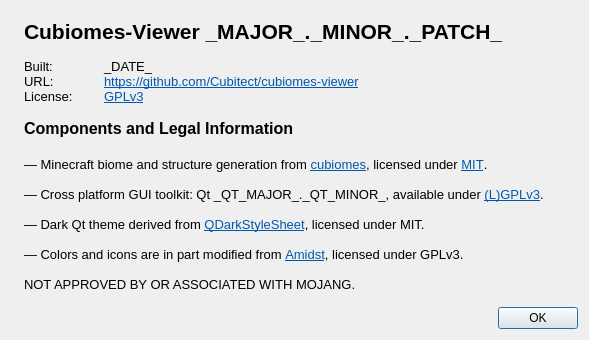
This is src/aboutdialog.ui in Cubitect/cubiomes-viewer as Qt 5 draws it before an edit. The edited form follows.
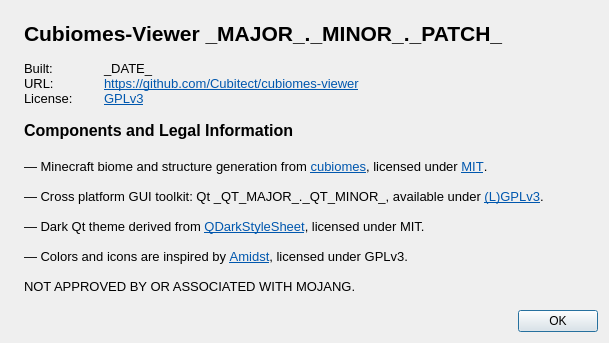
This is the edited form. Icons and pictures are not drawn.

Commit message: Fixes, tweaks and new colors * added version dependent biome names * added option for custom biome color overrides * tweaked biome colors for a slightly better contrast in 1.18 * fixed oceans getting ignored by biome filter for 1.18 * fixed 48-bit search for structures (hopefully better this time)

Patch:
```diff
--- a/src/aboutdialog.ui
+++ b/src/aboutdialog.ui
@@ -6,8 +6,8 @@
    <rect>
     <x>0</x>
     <y>0</y>
-    <width>589</width>
-    <height>340</height>
+    <width>609</width>
+    <height>343</height>
    </rect>
   </property>
   <property name="windowTitle">
@@ -43,24 +43,24 @@
       <string>&lt;!DOCTYPE HTML PUBLIC &quot;-//W3C//DTD HTML 4.0//EN&quot; &quot;http://www.w3.org/TR/REC-html40/strict.dtd&quot;&gt;
 &lt;html&gt;&lt;head&gt;&lt;meta name=&quot;qrichtext&quot; content=&quot;1&quot; /&gt;&lt;style type=&quot;text/css&quot;&gt;
 p, li { white-space: pre-wrap; }
-&lt;/style&gt;&lt;/head&gt;&lt;body style=&quot; font-family:'Sans Serif'; font-size:10pt; font-weight:400; font-style:normal;&quot;&gt;
-&lt;p style=&quot; margin-top:0px; margin-bottom:0px; margin-left:0px; margin-right:0px; -qt-block-indent:0; text-indent:0px;&quot;&gt;&lt;span style=&quot; font-family:'Sans'; font-size:16pt; font-weight:600;&quot;&gt;Cubiomes-Viewer _MAJOR_._MINOR_._PATCH_&lt;/span&gt;&lt;/p&gt;
-&lt;p style=&quot;-qt-paragraph-type:empty; margin-top:0px; margin-bottom:0px; margin-left:0px; margin-right:0px; -qt-block-indent:0; text-indent:0px; font-family:'Sans';&quot;&gt;&lt;br /&gt;&lt;/p&gt;
-&lt;p style=&quot; margin-top:0px; margin-bottom:0px; margin-left:0px; margin-right:0px; -qt-block-indent:0; text-indent:0px;&quot;&gt;&lt;span style=&quot; font-family:'Sans';&quot;&gt;Built:	_DATE_&lt;/span&gt;&lt;/p&gt;
-&lt;p style=&quot; margin-top:0px; margin-bottom:0px; margin-left:0px; margin-right:0px; -qt-block-indent:0; text-indent:0px;&quot;&gt;&lt;span style=&quot; font-family:'Sans';&quot;&gt;URL:	&lt;/span&gt;&lt;a href=&quot;https://github.com/Cubitect/cubiomes-viewer&quot;&gt;&lt;span style=&quot; text-decoration: underline; color:#0057ae;&quot;&gt;https://github.com/Cubitect/cubiomes-viewer&lt;/span&gt;&lt;/a&gt;&lt;/p&gt;
-&lt;p style=&quot; margin-top:0px; margin-bottom:0px; margin-left:0px; margin-right:0px; -qt-block-indent:0; text-indent:0px;&quot;&gt;&lt;span style=&quot; font-family:'Sans';&quot;&gt;License:	&lt;/span&gt;&lt;a href=&quot;https://www.gnu.org/licenses/gpl-3.0.en.html&quot;&gt;&lt;span style=&quot; text-decoration: underline; color:#0057ae;&quot;&gt;GPLv3&lt;/span&gt;&lt;/a&gt;&lt;/p&gt;
-&lt;p style=&quot;-qt-paragraph-type:empty; margin-top:0px; margin-bottom:0px; margin-left:0px; margin-right:0px; -qt-block-indent:0; text-indent:0px; font-family:'Sans';&quot;&gt;&lt;br /&gt;&lt;/p&gt;
-&lt;p style=&quot; margin-top:0px; margin-bottom:0px; margin-left:0px; margin-right:0px; -qt-block-indent:0; text-indent:0px;&quot;&gt;&lt;span style=&quot; font-family:'Sans'; font-size:12pt; font-weight:600;&quot;&gt;Components and Legal Information&lt;/span&gt;&lt;/p&gt;
-&lt;p style=&quot;-qt-paragraph-type:empty; margin-top:0px; margin-bottom:0px; margin-left:0px; margin-right:0px; -qt-block-indent:0; text-indent:0px; font-family:'Sans'; font-size:12pt; font-weight:600;&quot;&gt;&lt;br /&gt;&lt;/p&gt;
-&lt;p style=&quot; margin-top:0px; margin-bottom:0px; margin-left:0px; margin-right:0px; -qt-block-indent:0; text-indent:0px;&quot;&gt;&lt;span style=&quot; font-family:'Sans';&quot;&gt;— Minecraft biome and structure generation from &lt;/span&gt;&lt;a href=&quot;https://github.com/Cubitect/cubiomes/&quot;&gt;&lt;span style=&quot; text-decoration: underline; color:#0057ae;&quot;&gt;cubiomes&lt;/span&gt;&lt;/a&gt;&lt;span style=&quot; font-family:'Sans';&quot;&gt;, licensed under &lt;/span&gt;&lt;a href=&quot;https://mit-license.org/&quot;&gt;&lt;span style=&quot; text-decoration: underline; color:#0057ae;&quot;&gt;MIT&lt;/span&gt;&lt;/a&gt;&lt;span style=&quot; font-family:'Sans';&quot;&gt;.&lt;/span&gt;&lt;/p&gt;
-&lt;p style=&quot;-qt-paragraph-type:empty; margin-top:0px; margin-bottom:0px; margin-left:0px; margin-right:0px; -qt-block-indent:0; text-indent:0px; font-family:'Sans';&quot;&gt;&lt;br /&gt;&lt;/p&gt;
-&lt;p style=&quot; margin-top:0px; margin-bottom:0px; margin-left:0px; margin-right:0px; -qt-block-indent:0; text-indent:0px;&quot;&gt;&lt;span style=&quot; font-family:'Sans';&quot;&gt;— Cross platform GUI toolkit: Qt _QT_MAJOR_._QT_MINOR_, available under &lt;/span&gt;&lt;a href=&quot;https://www.qt.io/licensing/&quot;&gt;&lt;span style=&quot; text-decoration: underline; color:#0057ae;&quot;&gt;(L)GPLv3&lt;/span&gt;&lt;/a&gt;&lt;span style=&quot; font-family:'Sans';&quot;&gt;.&lt;/span&gt;&lt;/p&gt;
+&lt;/style&gt;&lt;/head&gt;&lt;body style=&quot; font-family:'Sans'; font-size:10pt; font-weight:400; font-style:normal;&quot;&gt;
+&lt;p style=&quot; margin-top:0px; margin-bottom:0px; margin-left:0px; margin-right:0px; -qt-block-indent:0; text-indent:0px;&quot;&gt;&lt;span style=&quot; font-size:16pt; font-weight:600;&quot;&gt;Cubiomes-Viewer _MAJOR_._MINOR_._PATCH_&lt;/span&gt;&lt;/p&gt;
 &lt;p style=&quot;-qt-paragraph-type:empty; margin-top:0px; margin-bottom:0px; margin-left:0px; margin-right:0px; -qt-block-indent:0; text-indent:0px;&quot;&gt;&lt;br /&gt;&lt;/p&gt;
-&lt;p style=&quot; margin-top:0px; margin-bottom:0px; margin-left:0px; margin-right:0px; -qt-block-indent:0; text-indent:0px;&quot;&gt;&lt;span style=&quot; font-family:'Sans';&quot;&gt;— Dark Qt theme derived from &lt;/span&gt;&lt;a href=&quot;https://github.com/ColinDuquesnoy/QDarkStyleSheet&quot;&gt;&lt;span style=&quot; text-decoration: underline; color:#0057ae;&quot;&gt;QDarkStyleSheet&lt;/span&gt;&lt;/a&gt;&lt;span style=&quot; font-family:'Sans';&quot;&gt;, licensed under MIT.&lt;/span&gt;&lt;/p&gt;
-&lt;p style=&quot;-qt-paragraph-type:empty; margin-top:0px; margin-bottom:0px; margin-left:0px; margin-right:0px; -qt-block-indent:0; text-indent:0px; font-family:'Sans';&quot;&gt;&lt;br /&gt;&lt;/p&gt;
-&lt;p style=&quot; margin-top:0px; margin-bottom:0px; margin-left:0px; margin-right:0px; -qt-block-indent:0; text-indent:0px;&quot;&gt;&lt;span style=&quot; font-family:'Sans';&quot;&gt;— Colors and icons are in part modified from &lt;/span&gt;&lt;a href=&quot;https://github.com/toolbox4minecraft/amidst&quot;&gt;&lt;span style=&quot; text-decoration: underline; color:#0057ae;&quot;&gt;Amidst&lt;/span&gt;&lt;/a&gt;&lt;span style=&quot; font-family:'Sans';&quot;&gt;, licensed under GPLv3.&lt;/span&gt;&lt;/p&gt;
-&lt;p style=&quot;-qt-paragraph-type:empty; margin-top:0px; margin-bottom:0px; margin-left:0px; margin-right:0px; -qt-block-indent:0; text-indent:0px; font-family:'Sans';&quot;&gt;&lt;br /&gt;&lt;/p&gt;
-&lt;p style=&quot; margin-top:0px; margin-bottom:0px; margin-left:0px; margin-right:0px; -qt-block-indent:0; text-indent:0px;&quot;&gt;NOT APPROVED BY OR ASSOCIATED WITH MOJANG.&lt;/p&gt;&lt;/body&gt;&lt;/html&gt;</string>
+&lt;p style=&quot; margin-top:0px; margin-bottom:0px; margin-left:0px; margin-right:0px; -qt-block-indent:0; text-indent:0px;&quot;&gt;Built:	_DATE_&lt;/p&gt;
+&lt;p style=&quot; margin-top:0px; margin-bottom:0px; margin-left:0px; margin-right:0px; -qt-block-indent:0; text-indent:0px;&quot;&gt;URL:	&lt;a href=&quot;https://github.com/Cubitect/cubiomes-viewer&quot;&gt;&lt;span style=&quot; font-family:'Sans Serif'; text-decoration: underline; color:#0057ae;&quot;&gt;https://github.com/Cubitect/cubiomes-viewer&lt;/span&gt;&lt;/a&gt;&lt;/p&gt;
+&lt;p style=&quot; margin-top:0px; margin-bottom:0px; margin-left:0px; margin-right:0px; -qt-block-indent:0; text-indent:0px;&quot;&gt;License:	&lt;a href=&quot;https://www.gnu.org/licenses/gpl-3.0.en.html&quot;&gt;&lt;span style=&quot; font-family:'Sans Serif'; text-decoration: underline; color:#0057ae;&quot;&gt;GPLv3&lt;/span&gt;&lt;/a&gt;&lt;/p&gt;
+&lt;p style=&quot;-qt-paragraph-type:empty; margin-top:0px; margin-bottom:0px; margin-left:0px; margin-right:0px; -qt-block-indent:0; text-indent:0px;&quot;&gt;&lt;br /&gt;&lt;/p&gt;
+&lt;p style=&quot; margin-top:0px; margin-bottom:0px; margin-left:0px; margin-right:0px; -qt-block-indent:0; text-indent:0px;&quot;&gt;&lt;span style=&quot; font-size:12pt; font-weight:600;&quot;&gt;Components and Legal Information&lt;/span&gt;&lt;/p&gt;
+&lt;p style=&quot;-qt-paragraph-type:empty; margin-top:0px; margin-bottom:0px; margin-left:0px; margin-right:0px; -qt-block-indent:0; text-indent:0px; font-size:12pt; font-weight:600;&quot;&gt;&lt;br /&gt;&lt;/p&gt;
+&lt;p style=&quot; margin-top:0px; margin-bottom:0px; margin-left:0px; margin-right:0px; -qt-block-indent:0; text-indent:0px;&quot;&gt;— Minecraft biome and structure generation from &lt;a href=&quot;https://github.com/Cubitect/cubiomes/&quot;&gt;&lt;span style=&quot; font-family:'Sans Serif'; text-decoration: underline; color:#0057ae;&quot;&gt;cubiomes&lt;/span&gt;&lt;/a&gt;, licensed under &lt;a href=&quot;https://mit-license.org/&quot;&gt;&lt;span style=&quot; font-family:'Sans Serif'; text-decoration: underline; color:#0057ae;&quot;&gt;MIT&lt;/span&gt;&lt;/a&gt;.&lt;/p&gt;
+&lt;p style=&quot;-qt-paragraph-type:empty; margin-top:0px; margin-bottom:0px; margin-left:0px; margin-right:0px; -qt-block-indent:0; text-indent:0px;&quot;&gt;&lt;br /&gt;&lt;/p&gt;
+&lt;p style=&quot; margin-top:0px; margin-bottom:0px; margin-left:0px; margin-right:0px; -qt-block-indent:0; text-indent:0px;&quot;&gt;— Cross platform GUI toolkit: Qt _QT_MAJOR_._QT_MINOR_, available under &lt;a href=&quot;https://www.qt.io/licensing/&quot;&gt;&lt;span style=&quot; font-family:'Sans Serif'; text-decoration: underline; color:#0057ae;&quot;&gt;(L)GPLv3&lt;/span&gt;&lt;/a&gt;.&lt;/p&gt;
+&lt;p style=&quot;-qt-paragraph-type:empty; margin-top:0px; margin-bottom:0px; margin-left:0px; margin-right:0px; -qt-block-indent:0; text-indent:0px; font-family:'Sans Serif';&quot;&gt;&lt;br /&gt;&lt;/p&gt;
+&lt;p style=&quot; margin-top:0px; margin-bottom:0px; margin-left:0px; margin-right:0px; -qt-block-indent:0; text-indent:0px;&quot;&gt;— Dark Qt theme derived from &lt;a href=&quot;https://github.com/ColinDuquesnoy/QDarkStyleSheet&quot;&gt;&lt;span style=&quot; font-family:'Sans Serif'; text-decoration: underline; color:#0057ae;&quot;&gt;QDarkStyleSheet&lt;/span&gt;&lt;/a&gt;, licensed under MIT.&lt;/p&gt;
+&lt;p style=&quot;-qt-paragraph-type:empty; margin-top:0px; margin-bottom:0px; margin-left:0px; margin-right:0px; -qt-block-indent:0; text-indent:0px;&quot;&gt;&lt;br /&gt;&lt;/p&gt;
+&lt;p style=&quot; margin-top:0px; margin-bottom:0px; margin-left:0px; margin-right:0px; -qt-block-indent:0; text-indent:0px;&quot;&gt;— Colors and icons are inspired by &lt;a href=&quot;https://github.com/toolbox4minecraft/amidst&quot;&gt;&lt;span style=&quot; font-family:'Sans Serif'; text-decoration: underline; color:#0057ae;&quot;&gt;Amidst&lt;/span&gt;&lt;/a&gt;, licensed under GPLv3.&lt;/p&gt;
+&lt;p style=&quot;-qt-paragraph-type:empty; margin-top:0px; margin-bottom:0px; margin-left:0px; margin-right:0px; -qt-block-indent:0; text-indent:0px;&quot;&gt;&lt;br /&gt;&lt;/p&gt;
+&lt;p style=&quot; margin-top:0px; margin-bottom:0px; margin-left:0px; margin-right:0px; -qt-block-indent:0; text-indent:0px;&quot;&gt;&lt;span style=&quot; font-family:'Sans Serif';&quot;&gt;NOT APPROVED BY OR ASSOCIATED WITH MOJANG.&lt;/span&gt;&lt;/p&gt;&lt;/body&gt;&lt;/html&gt;</string>
      </property>
     </widget>
    </item>
```
The commit also changes 13 other files.
